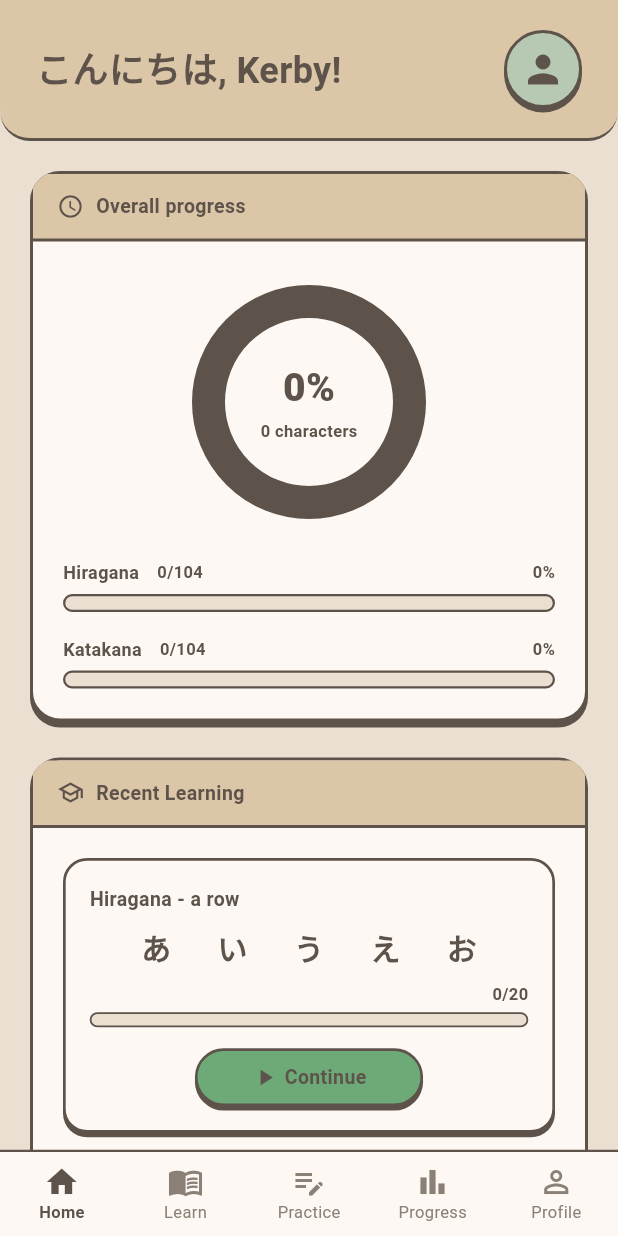
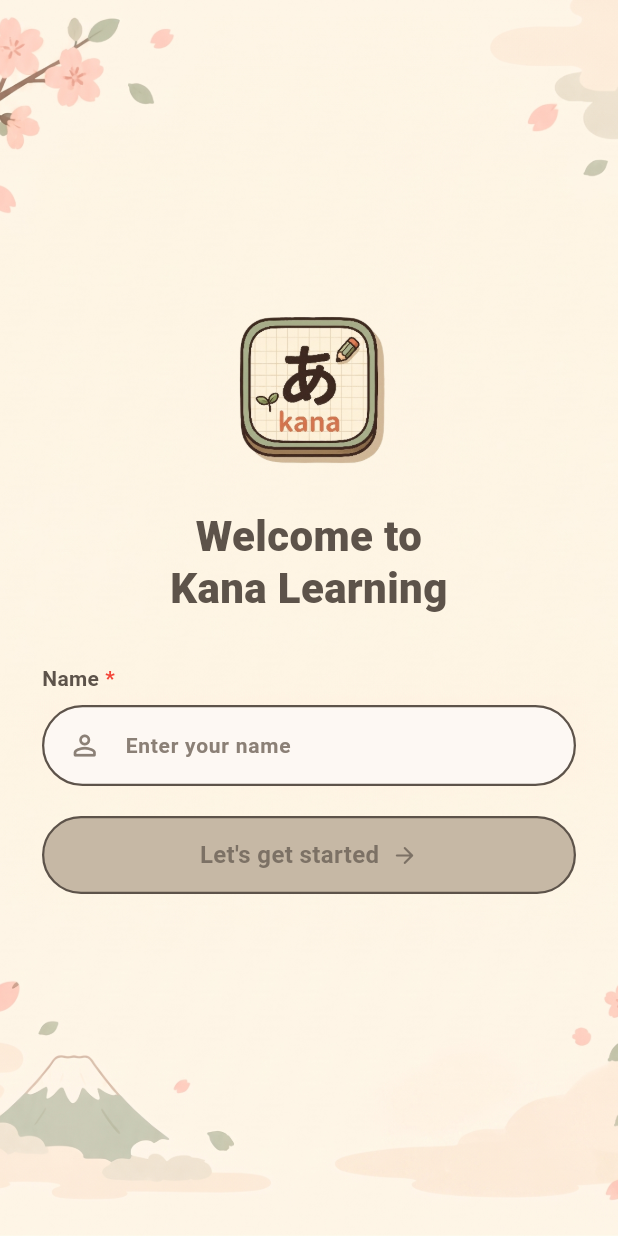
Before and after one commit to tensaiker/kana_learning, a Flutter app: the screen it shows after launch, on a phone screen of 412 x 824 dp. Run offline on Flutter 3.47's test engine with Material 3 defaults, Android fonts, the phone set to English and light mode, and no system bars; our stand-ins replace flutter_tts, shared_preferences; Roboto replaces fonts that are missing (Nunito).

Commit message:
feat: configure launcher icon, native splash, and onboarding flow
- Updated AndroidManifest app label to Cozy Kana
- Generated adaptive icons and native Android 12 splash screen assets
- Implemented direct onboarding check and mandatory name input in WelcomeScreen
- Preserved MainNavigator routing to keep the bottom navigation bar active

```diff
--- a/lib/main.dart
+++ b/lib/main.dart
@@ -4,28 +4,45 @@ import 'dart:math' as math;
 import 'screens/learn_screen.dart';
 import 'screens/practice_screen.dart';
 import 'screens/progress_screen.dart';
-import 'screens/profile_screen.dart'; // Imports the Profile & Settings tab
+import 'screens/profile_screen.dart';
+import 'screens/welcome_screen.dart'; // Direct route for first-time or cleared users
 import 'services/progress_service.dart';
-import 'services/vocabulary_service.dart'; // Imports offline JSON vocabulary database service
-import 'utils/tactile_feedback.dart'; // Imports tactile sound & haptic utility
+import 'services/vocabulary_service.dart';
+import 'utils/tactile_feedback.dart';
 
 void main() async {
-  // Ensure Flutter engine bindings are initialized before calling SharedPreferences[cite: 13]
   WidgetsFlutterBinding.ensureInitialized();
 
-  // Loads saved tactile click sound effects and vibration preferences into memory at startup[cite: 13]
-  await TactileFeedback.init();
+  // Initialize independent services concurrently to minimize cold-boot latency
+  final results = await Future.wait([
+    TactileFeedback.init(),
+    ProgressService.instance.init(),
+    VocabularyService.instance.init(),
+    SharedPreferences.getInstance(),
+  ]);
 
-  // Initializes user progress, streaks, and row checkpoints[cite: 13]
-  await ProgressService.instance.init();
+  final prefs = results[3] as SharedPreferences;
 
-  // Preloads offline vocabulary JSON on app startup[cite: 13]
-  await VocabularyService.instance.init();
+  // Onboarding verification:
+  // Requires both 'has_completed_onboarding' to be true AND a non-empty name.
+  final bool hasOnboarded = prefs.getBool('has_completed_onboarding') ?? false;
+  final String? userName =
+      prefs.getString('user_name') ?? prefs.getString('profile_username');
 
-  runApp(const KanaLearningApp());
+  // Evaluates to true if user has never finished onboarding or previously cleared data
+  final bool needsOnboarding =
+      !hasOnboarded || userName == null || userName.trim().isEmpty;
+
+  runApp(
+    KanaLearningApp(
+      initialScreen: needsOnboarding
+          ? const WelcomeScreen()
+          : const MainNavigator(),
+    ),
+  );
 }
 
-// --- COLOR PALETTE ---
+// --- COLOR PALETTE (Cozy Pastel Stationery Theme) ---
 class AppColors {
   static const Color cream = Color(0xFFFDF8F3);
   static const Color beige = Color(0xFFEADFD1);
@@ -41,10 +58,10 @@ class AppColors {
   static const Color flameCardBgActive = Color(0xFFFFD4BE);
 }
 
-/// Helper model defining sequential rows, titles, and characters for the Recent Learning panel[cite: 13]
+/// Helper model defining sequential rows, titles, and characters for the Recent Learning panel.
 class _RowInfo {
   final String
-  key; // Matches rowTitle in ProgressService (e.g. 'A row', 'Ka row')[cite: 13]
+  key; // Matches rowTitle in ProgressService (e.g., 'A row', 'Ka row')
   final String displayName;
   final String hiraganaChars;
   final String katakanaChars;
@@ -58,7 +75,9 @@ class _RowInfo {
 }
 
 class KanaLearningApp extends StatelessWidget {
-  const KanaLearningApp({super.key});
+  final Widget initialScreen;
+
+  const KanaLearningApp({super.key, required this.initialScreen});
 
   @override
   Widget build(BuildContext context) {
@@ -74,32 +93,41 @@ class KanaLearningApp extends StatelessWidget {
           bodyMedium: TextStyle(color: AppColors.textDark),
         ),
       ),
-      home: const MainNavigator(),
+      home: initialScreen,
     );
   }
 }
 
+/// 5-tab persistent bottom navigation shell managing global state and active views.
 class MainNavigator extends StatefulWidget {
-  const MainNavigator({super.key});
+  final int initialIndex;
+
+  const MainNavigator({super.key, this.initialIndex = 0});
 
   @override
   State<MainNavigator> createState() => MainNavigatorState();
 }
 
 class MainNavigatorState extends State<MainNavigator> {
-  int _currentIndex = 0;
-  // Key to trigger instant profile re-sync on HomeScreen when switching back to tab 0[cite: 13]
+  late int _currentIndex;
+  // Key to trigger instant profile re-sync on HomeScreen when switching back to tab 0
   final GlobalKey<_HomeScreenState> _homeKey = GlobalKey<_HomeScreenState>();
 
+  @override
+  void initState() {
+    super.initState();
+    _currentIndex = widget.initialIndex;
+  }
+
   /// Switches the active tab. When targeting Learn (tab 1), it sets
-  /// the active writing system (Hiragana vs Katakana) in ProgressService[cite: 13].
+  /// the active writing system (Hiragana vs Katakana) in ProgressService.
   void switchTab(int index, {bool isHiragana = true}) {
     if (index == 1) {
       ProgressService.instance.setLearnScript(isHiragana: isHiragana);
     }
     setState(() => _currentIndex = index);
 
-    // Synchronize username & avatar whenever navigating to Home[cite: 13]
+    // Synchronize username & avatar whenever navigating to Home
     if (index == 0) {
       _homeKey.currentState?.syncProfileData();
     }
@@ -175,16 +203,6 @@ class MainNavigatorState extends State<MainNavigator> {
 }
 
 /// Home Dashboard Screen with live reactivity bound to [ProgressService].
-///
-/// Features & Guidelines:
-/// 1. Reactivity via ListenableBuilder:
-///    The entire dashboard listens to [ProgressService.instance]. Any completed row,
-///    mastered kana, streak increment, or dev reset immediately triggers a frame update.
-/// 2. Live Widgets:
-///    - Overall Progress Donut Chart & Character Counter[cite: 13]
-///    - Hiragana & Katakana Mastery Ratio Bars[cite: 13]
-///    - Recent Learning Active Row Cards & Progress Bars[cite: 13]
-///    - Streak Flame Badge & Weekly Dot Calendar (with current day highlight)[cite: 13]
 class HomeScreen extends StatefulWidget {
   final void Function({required bool isHiragana})? onNavigateToLearn;
   final VoidCallback? onNavigateToProfile;
@@ -202,7 +220,7 @@ class HomeScreen extends StatefulWidget {
 class _HomeScreenState extends State<HomeScreen> with WidgetsBindingObserver {
   bool _isStreakManualGlow = false;
 
-  // Profile fields synchronized with Profile tab storage[cite: 13]
+  // Profile fields synchronized with Profile tab and onboarding storage
   String _userName = 'Kerby';
   int _selectedAvatarIndex = 0;
 
@@ -297,7 +315,7 @@ class _HomeScreenState extends State<HomeScreen> with WidgetsBindingObserver {
     }
   }
 
-  /// Synchronizes user display name and avatar badge from SharedPreferences[cite: 13].
+  /// Synchronizes user display name and avatar badge from SharedPreferences.
   Future<void> syncProfileData() async {
     final prefs = await SharedPreferences.getInstance();
     if (!mounted) return;
@@ -311,7 +329,6 @@ class _HomeScreenState extends State<HomeScreen> with WidgetsBindingObserver {
   }
 
   /// Finds the currently active (first incomplete) row for the writing system.
-  /// If all rows are completed, defaults to the final row with full 20/20 progress[cite: 13].
   _RowInfo _getActiveRow(ProgressService ps, String writingSystem) {
     for (final row in _basicRowProgression) {
       final isCompleted = ps.isRowCompleted(
@@ -327,7 +344,6 @@ class _HomeScreenState extends State<HomeScreen> with WidgetsBindingObserver {
 
   @override
   Widget build(BuildContext context) {
-    // ListenableBuilder wraps the dashboard content to react to any ProgressService state updates
     return Scaffold(
       backgroundColor: AppColors.beige,
       body: SafeArea(
@@ -434,7 +450,7 @@ class _HomeScreenState extends State<HomeScreen> with WidgetsBindingObserver {
   // 1. OVERALL PROGRESS GRAPH & REACTIVE METRICS
   // ===========================================================================
   Widget _buildOverallProgressCard(ProgressService ps) {
-    const int totalKana = 208; // 104 Hiragana + 104 Katakana[cite: 13]
+    const int totalKana = 208; // 104 Hiragana + 104 Katakana
     final double overallPercent = (ps.totalMastered / totalKana).clamp(
       0.0,
       1.0,
@@ -455,7 +471,7 @@ class _HomeScreenState extends State<HomeScreen> with WidgetsBindingObserver {
         children: [
           const SizedBox(height: 10),
 
-          // Custom-drawn circular progress ring with dark borders and sand fill[cite: 13]
+          // Circular progress ring
           SizedBox(
             width: 154,
             height: 154,
@@ -612,7 +628,6 @@ class _HomeScreenState extends State<HomeScreen> with WidgetsBindingObserver {
       rowTitle: kRow.key,
     );
 
-    // Accurately reflects row checkpoint from 0 to total questions
     final int hTotal = hProg.total > 0 ? hProg.total : 20;
     final int hCurrent = isHCompleted ? hTotal : hProg.current;
     final double hFraction = (hCurrent / hTotal).clamp(0.0, 1.0);
@@ -785,9 +800,8 @@ class _HomeScreenState extends State<HomeScreen> with WidgetsBindingObserver {
   Widget _buildInteractiveStreakCard(ProgressService ps) {
     const days = ['Mon', 'Tue', 'Wed', 'Thur', 'Fri', 'Sat', 'Sun'];
 
-    // Automatically activates flame glow when user has an active streak of 1+ days
     final bool isFlameActive = ps.streakDays > 0 || _isStreakManualGlow;
-    final int todayIndex = DateTime.now().weekday - 1; // 0 for Mon, 6 for Sun
+    final int todayIndex = DateTime.now().weekday - 1;
 
     return _buildCardBase(
       headerText: 'Current Streak',
@@ -860,7 +874,7 @@ class _HomeScreenState extends State<HomeScreen> with WidgetsBindingObserver {
               ),
               const SizedBox(height: 18),
 
-              // Weekly calendar dots showing real-time study activity
+              // Weekly calendar dots
               Row(
                 mainAxisAlignment: MainAxisAlignment.spaceAround,
                 children: List.generate(7, (index) {
@@ -1012,7 +1026,7 @@ class _StationeryDonutPainter extends CustomPainter {
   final Color trackColor;
   final Color borderColor;
 
-  _StationeryDonutPainter({
+  const _StationeryDonutPainter({
     required this.progress,
     required this.fillColor,
     required this.trackColor,
@@ -1025,7 +1039,7 @@ class _StationeryDonutPainter extends CustomPainter {
     const double strokeWidth = 20.0;
     final double radius = (size.width - strokeWidth) / 2;
 
-    // 1. Draw track arc (dark brown)[cite: 13]
+    // 1. Draw track arc (dark brown)
     final trackPaint = Paint()
       ..color = trackColor
       ..style = PaintingStyle.stroke
@@ -1033,7 +1047,7 @@ class _StationeryDonutPainter extends CustomPainter {
       ..isAntiAlias = true;
     canvas.drawCircle(center, radius, trackPaint);
 
-    // 2. Draw progress arc (sand)[cite: 13]
+    // 2. Draw progress arc (sand)
     if (progress > 0) {
       final progressPaint = Paint()
         ..color = fillColor
@@ -1041,7 +1055,7 @@ class _StationeryDonutPainter extends CustomPainter {
         ..strokeWidth = strokeWidth
         ..isAntiAlias = true;
 
-      const double startAngle = -math.pi / 2; // Starts from top
+      const double startAngle = -math.pi / 2;
       final double sweepAngle = 2 * math.pi * progress.clamp(0.0, 1.0);
 
       canvas.drawArc(
@@ -1053,7 +1067,7 @@ class _StationeryDonutPainter extends CustomPainter {
       );
     }
 
-    // 3. Draw outer and inner outline borders[cite: 13]
+    // 3. Draw outer and inner outline borders
     final borderPaint = Paint()
       ..color = borderColor
       ..style = PaintingStyle.stroke
--- /dev/null
+++ b/lib/screens/welcome_screen.dart
@@ -0,0 +1,312 @@
+import 'package:flutter/material.dart';
+import 'package:shared_preferences/shared_preferences.dart';
+import '../main.dart'; // Navigates to MainNavigator to preserve the 5-tab bottom navigation shell
+import '../utils/tactile_feedback.dart'; // Tactile sound and haptic feedback utility
+
+/// Palette constants matching the Cozy Pastel Stationery design system.
+class WelcomeColors {
+  static const Color textDark = Color(0xFF5D534A);
+  static const Color textMuted = Color(0xFF8B8076);
+  static const Color inputBg = Color(0xFFFDF8F3);
+  static const Color buttonBg = Color(0xFF986B4D); // Warm terracotta brown
+  static const Color buttonDisabled = Color(
+    0xFFC6B8A5,
+  ); // Muted taupe when name is empty
+  static const Color buttonBgPressed = Color(0xFF855B3E);
+}
+
+/// Welcome Screen (Frame 178)
+///
+/// Features & Guidelines:
+/// 1. Strict First-Time Name Requirement:
+///    - Learners cannot enter the app without providing a valid name (at least 2 characters).
+///    - Shows dynamic inline error alerts if whitespace or empty values are submitted.
+/// 2. Data Persistence & Synchronization:
+///    - Dual-writes to both `'user_name'` and `'profile_username'` in [SharedPreferences].
+///    - Marks `'has_completed_onboarding'` as `true` so returning users boot straight to Home.
+///    - If a user selects "Clear All Data" in Settings, this screen automatically re-triggers.
+/// 3. Navigation Integrity:
+///    - Transitions to [MainNavigator] (not a isolated screen) to guarantee the 5-tab
+///      bottom navigation bar remains active and responsive.
+class WelcomeScreen extends StatefulWidget {
+  const WelcomeScreen({super.key});
+
+  @override
+  State<WelcomeScreen> createState() => _WelcomeScreenState();
+}
+
+class _WelcomeScreenState extends State<WelcomeScreen> {
+  final TextEditingController _nameController = TextEditingController();
+  bool _isButtonPressed = false;
+  bool _isSubmitting = false;
+  String? _errorMessage;
+
+  @override
+  void dispose() {
+    _nameController.dispose();
+    super.dispose();
+  }
+
+  /// Evaluates whether the entered name satisfies the minimum requirements.
+  bool get _isValidName => _nameController.text.trim().length >= 2;
+
+  /// Validates input, saves user identity to storage, and navigates to the main app.
+  Future<void> _handleGetStarted() async {
+    if (_isSubmitting) return;
+
+    final String enteredName = _nameController.text.trim();
+
+    // Strict validation checks
+    if (enteredName.isEmpty) {
+      TactileFeedback.error();
+      setState(() {
+        _errorMessage = 'Please enter your name to get started';
+      });
+      return;
+    } else if (enteredName.length < 2) {
+      TactileFeedback.error();
+      setState(() {
+        _errorMessage = 'Name must be at least 2 characters long';
+      });
+      return;
+    }
+
+    setState(() => _isSubmitting = true);
+    TactileFeedback.press();
+
+    // Persist learner identity across all app screens
+    final prefs = await SharedPreferences.getInstance();
+    await prefs.setString('user_name', enteredName);
+    await prefs.setString('profile_username', enteredName);
+    await prefs.setBool('has_completed_onboarding', true);
+
+    if (!mounted) return;
+
+    // Route directly to MainNavigator with a gentle fade transition
+    Navigator.pushReplacement(
+      context,
+      PageRouteBuilder(
+        transitionDuration: const Duration(milliseconds: 400),
+        pageBuilder: (_, __, ___) => const MainNavigator(),
+        transitionsBuilder: (_, animation, __, child) =>
+            FadeTransition(opacity: animation, child: child),
+      ),
+    );
+  }
+
+  @override
+  Widget build(BuildContext context) {
+    final screenSize = MediaQuery.of(context).size;
+    final bool canProceed = _isValidName;
+
+    return Scaffold(
+      body: Stack(
+        children: [
+          // 1. Illustrated Scenery Background (Mt. Fuji & Sakura)
+          Positioned.fill(
+            child: Image.asset(
+              'assets/image/Welcome_Bg.jpeg',
+              fit: BoxFit.cover,
+            ),
+          ),
+
+          // 2. Interactive Input Layer
+          SafeArea(
+            child: Center(
+              child: SingleChildScrollView(
+                padding: const EdgeInsets.symmetric(horizontal: 28.0),
+                child: Column(
+                  mainAxisAlignment: MainAxisAlignment.center,
+                  crossAxisAlignment: CrossAxisAlignment.stretch,
+                  children: [
+                    SizedBox(height: screenSize.height * 0.04),
+
+                    // Centered Logo Badge
+                    Center(
+                      child: Image.asset(
+                        'assets/image/cozy_kana_logo.png',
+                        width: 125,
+                        height: 125,
+                        fit: BoxFit.contain,
+                      ),
+                    ),
+
+                    const SizedBox(height: 20),
+
+                    // Welcome Headline
+                    const Text(
+                      'Welcome to\nKana Learning',
+                      textAlign: TextAlign.center,
+                      style: TextStyle(
+                        fontSize: 28,
+                        fontWeight: FontWeight.w800,
+                        color: WelcomeColors.textDark,
+                        height: 1.25,
+                      ),
+                    ),
+
+                    const SizedBox(height: 32),
+
+                    // Name Label with Required Indicator
+                    const Row(
+                      children: [
+                        Text(
+                          'Name',
+                          style: TextStyle(
+                            fontSize: 14,
+                            fontWeight: FontWeight.bold,
+                            color: WelcomeColors.textDark,
+                          ),
+                        ),
+                        SizedBox(width: 4),
+                        Text(
+                          '*',
+                          style: TextStyle(
+                            fontSize: 14,
+                            fontWeight: FontWeight.bold,
+                            color: Colors.red,
+                          ),
+                        ),
+                      ],
+                    ),
+
+                    const SizedBox(height: 8),
+
+                    // Input Field Container
+                    Container(
+                      decoration: BoxDecoration(
+                        color: WelcomeColors.inputBg,
+                        borderRadius: BorderRadius.circular(30),
+                        border: Border.all(
+                          color: _errorMessage != null
+                              ? Colors.red.shade400
+                              : WelcomeColors.textDark,
+                          width: 1.5,
+                        ),
+                      ),
+                      padding: const EdgeInsets.symmetric(horizontal: 16),
+                      child: TextField(
+                        controller: _nameController,
+                        textCapitalization: TextCapitalization.words,
+                        style: const TextStyle(
+                          fontSize: 15,
+                          fontWeight: FontWeight.w600,
+                          color: WelcomeColors.textDark,
+                        ),
+                        decoration: const InputDecoration(
+                          icon: Icon(
+                            Icons.person_outline_rounded,
+                            color: WelcomeColors.textMuted,
+                            size: 22,
+                          ),
+                          hintText: 'Enter your name',
+                          hintStyle: TextStyle(
+                            color: WelcomeColors.textMuted,
+                            fontSize: 14,
+                          ),
+                          border: InputBorder.none,
+                          contentPadding: EdgeInsets.symmetric(vertical: 14),
+                        ),
+                        onChanged: (_) {
+                          setState(() {
+                            if (_errorMessage != null) _errorMessage = null;
+                          });
+                        },
+                        onSubmitted: (_) => _handleGetStarted(),
+                      ),
+                    ),
+
+                    // Inline Error Feedback Message
+                    if (_errorMessage != null) ...[
+                      const SizedBox(height: 6),
+                      Padding(
+                        padding: const EdgeInsets.only(left: 14),
+                        child: Text(
+                          _errorMessage!,
+                          style: TextStyle(
+                            color: Colors.red.shade700,
+                            fontSize: 12,
+                            fontWeight: FontWeight.w600,
+                          ),
+                        ),
+                      ),
+                    ],
+
+                    const SizedBox(height: 20),
+
+                    // "Let's get started" Tactile Action Button
+                    GestureDetector(
+                      onTapDown: (_) {
+                        if (!_isSubmitting) {
+                          setState(() => _isButtonPressed = true);
+                        }
+                      },
+                      onTapUp: (_) {
+                        setState(() => _isButtonPressed = false);
+                        _handleGetStarted();
+                      },
+                      onTapCancel: () =>
+                          setState(() => _isButtonPressed = false),
+                      child: AnimatedContainer(
+                        duration: const Duration(milliseconds: 100),
+                        height: 52,
+                        decoration: BoxDecoration(
+                          color: !canProceed
+                              ? WelcomeColors.buttonDisabled
+                              : (_isButtonPressed
+                                    ? WelcomeColors.buttonBgPressed
+                                    : WelcomeColors.buttonBg),
+                          borderRadius: BorderRadius.circular(30),
+                          border: Border.all(
+                            color: WelcomeColors.textDark,
+                            width: 1.5,
+                          ),
+                          boxShadow: canProceed
+                              ? [
+                                  BoxShadow(
+                                    color: WelcomeColors.textDark.withOpacity(
+                                      0.35,
+                                    ),
+                                    offset: Offset(0, _isButtonPressed ? 1 : 3),
+                                    blurRadius: 0,
+                                  ),
+                                ]
+                              : null,
+                        ),
+                        child: Row(
+                          mainAxisAlignment: MainAxisAlignment.center,
+                          children: [
+                            Text(
+                              "Let's get started",
+                              style: TextStyle(
+                                color: canProceed
+                                    ? Colors.white
+                                    : WelcomeColors.textDark.withOpacity(0.7),
+                                fontSize: 16,
+                                fontWeight: FontWeight.bold,
+                              ),
+                            ),
+                            const SizedBox(width: 8),
+                            Icon(
+                              Icons.arrow_forward_rounded,
+                              color: canProceed
+                                  ? Colors.white
+                                  : WelcomeColors.textDark.withOpacity(0.7),
+                              size: 18,
+                            ),
+                          ],
+                        ),
+                      ),
+                    ),
+
+                    SizedBox(height: screenSize.height * 0.08),
+                  ],
+                ),
+              ),
+            ),
+          ),
+        ],
+      ),
+    );
+  }
+}
```
Also changed, not shown: lib/screens/profile_screen.dart (+58 -41 lines), pubspec.yaml (+50 -4 lines), assets/image/Welcome_Bg.jpeg (added), assets/image/cozy_kana_logo.png (added), pubspec.lock, 86 other files.
